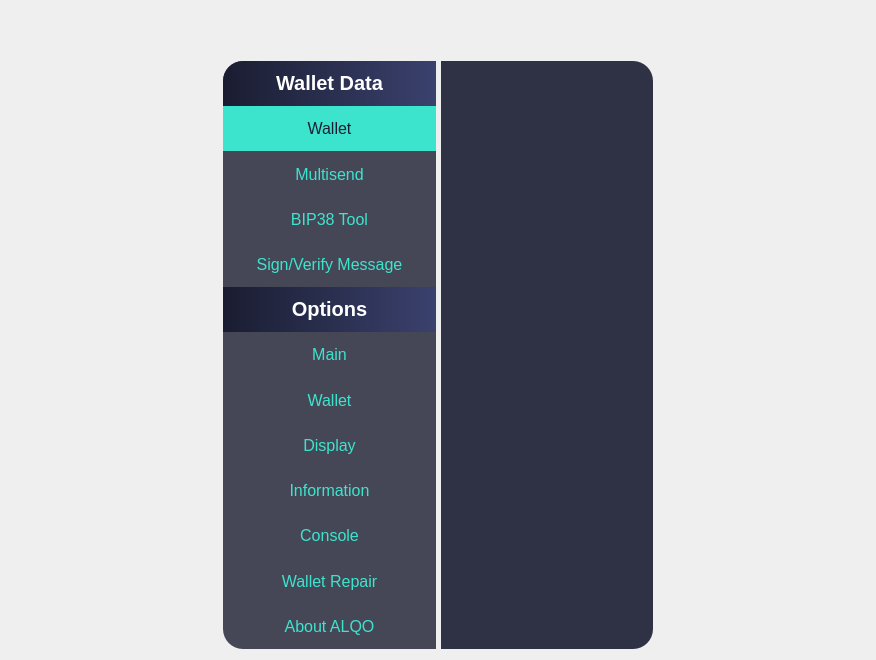
eons-finance/ALQO, file src/qt/settings/forms/settingswidget.ui: the form before one commit.
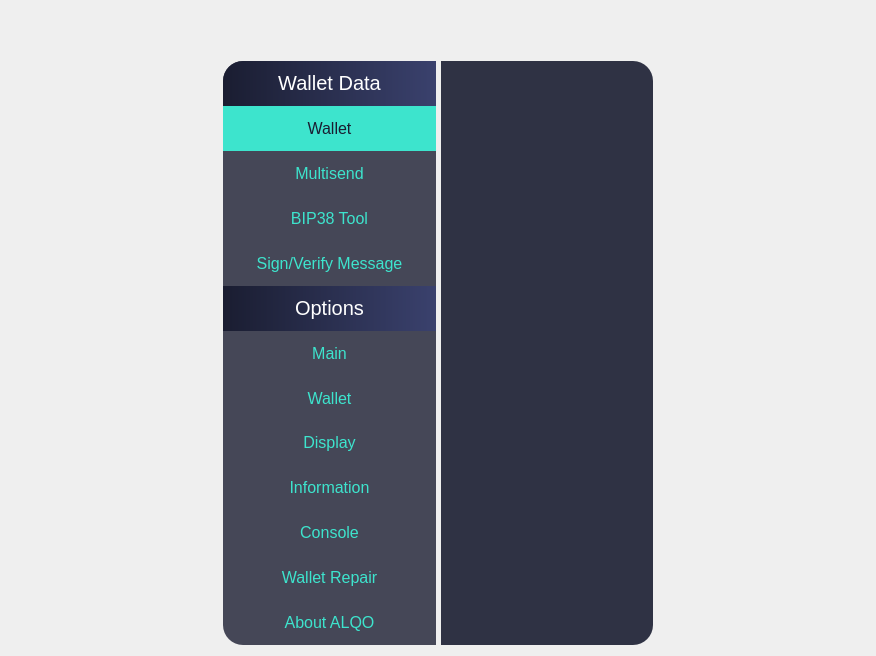
The form after the commit.

Diff of the .ui file:
```diff
--- a/src/qt/settings/forms/settingswidget.ui
+++ b/src/qt/settings/forms/settingswidget.ui
@@ -7,7 +7,7 @@
     <x>0</x>
     <y>0</y>
     <width>876</width>
-    <height>660</height>
+    <height>656</height>
    </rect>
   </property>
   <property name="windowTitle">
@@ -104,8 +104,7 @@
             <property name="styleSheet">
              <string notr="true">text-align:center;
 background: qlineargradient(spread:pad, x1:0, y1:0, x2:1, y2:0, stop:0 rgba(26, 29, 49, 255), stop:1 rgba(58, 65, 109, 255));;
-border-top-left-radius: 20px;
-font-weight: 800;</string>
+border-top-left-radius: 20px;</string>
             </property>
             <property name="text">
              <string>&lt;html&gt;&lt;head/&gt;&lt;body&gt;&lt;p align=&quot;center&quot;&gt;Wallet Data&lt;/p&gt;&lt;/body&gt;&lt;/html&gt;</string>
@@ -160,7 +159,7 @@
             <property name="minimumSize">
              <size>
               <width>0</width>
-              <height>45</height>
+              <height>40</height>
              </size>
             </property>
             <property name="maximumSize">
@@ -191,7 +190,7 @@
             <property name="minimumSize">
              <size>
               <width>0</width>
-              <height>45</height>
+              <height>40</height>
              </size>
             </property>
             <property name="maximumSize">
@@ -222,7 +221,7 @@
             <property name="minimumSize">
              <size>
               <width>0</width>
-              <height>45</height>
+              <height>40</height>
              </size>
             </property>
             <property name="maximumSize">
@@ -267,8 +266,7 @@
             </property>
             <property name="styleSheet">
              <string notr="true">text-align:center;
-background: qlineargradient(spread:pad, x1:0, y1:0, x2:1, y2:0, stop:0 rgba(26, 29, 49, 255), stop:1 rgba(58, 65, 109, 255));
-font-weight: 800;</string>
+background: qlineargradient(spread:pad, x1:0, y1:0, x2:1, y2:0, stop:0 rgba(26, 29, 49, 255), stop:1 rgba(58, 65, 109, 255));</string>
             </property>
             <property name="text">
              <string>&lt;html&gt;&lt;head/&gt;&lt;body&gt;&lt;p align=&quot;center&quot;&gt;Options&lt;/p&gt;&lt;/body&gt;&lt;/html&gt;</string>
@@ -286,7 +284,7 @@
             <property name="minimumSize">
              <size>
               <width>0</width>
-              <height>45</height>
+              <height>40</height>
              </size>
             </property>
             <property name="maximumSize">
@@ -323,7 +321,7 @@
             <property name="minimumSize">
              <size>
               <width>0</width>
-              <height>45</height>
+              <height>40</height>
              </size>
             </property>
             <property name="maximumSize">
@@ -354,7 +352,7 @@
             <property name="minimumSize">
              <size>
               <width>0</width>
-              <height>45</height>
+              <height>40</height>
              </size>
             </property>
             <property name="maximumSize">
@@ -385,7 +383,7 @@
             <property name="minimumSize">
              <size>
               <width>0</width>
-              <height>45</height>
+              <height>40</height>
              </size>
             </property>
             <property name="maximumSize">
@@ -419,7 +417,7 @@
             <property name="minimumSize">
              <size>
               <width>0</width>
-              <height>45</height>
+              <height>40</height>
              </size>
             </property>
             <property name="maximumSize">
@@ -450,7 +448,7 @@
             <property name="minimumSize">
              <size>
               <width>0</width>
-              <height>45</height>
+              <height>40</height>
              </size>
             </property>
             <property name="maximumSize">
@@ -481,7 +479,7 @@
             <property name="minimumSize">
              <size>
               <width>0</width>
-              <height>45</height>
+              <height>40</height>
              </size>
             </property>
             <property name="maximumSize">
```
Left out of the diff: 2 changed lines with no effect on the pictures.
